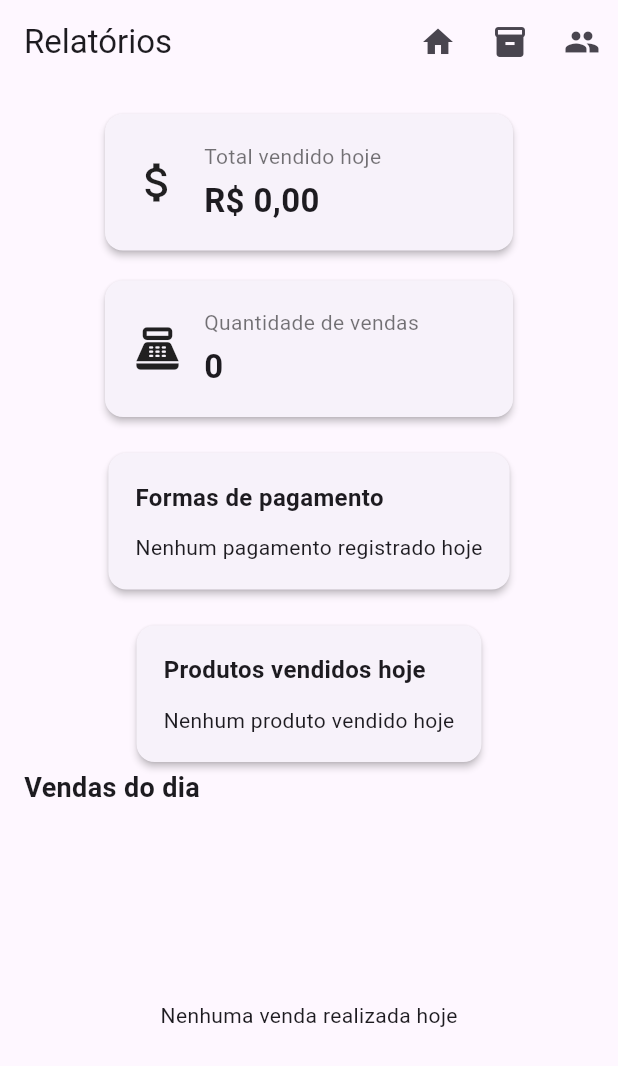
After one commit to jpteixeiraferreira/deposito_agua, a Flutter app: the RelatoriosPage screen opened by its route, on a phone screen of 412 x 824 dp. The commit adds this screen. Shown: the top 1066 px of the screen. Run offline on Flutter 3.47's test engine with Material 3 defaults, Android fonts, the phone set to English and light mode, and no system bars; our stand-ins replace flutter_dotenv, go_router, mask_text_input_formatter, supabase_flutter; accounts and stored records are empty.

Commit message:
feat: Criando tela de relatórios

```diff
--- a/lib/core/routes.dart
+++ b/lib/core/routes.dart
@@ -3,6 +3,7 @@ import '../features/home/pages/home_page.dart';
 import '../features/clientes/pages/clientes_page.dart';
 import '../features/produtos/pages/produtos_page.dart';
 import '../features/vendas/pages/vendas_page.dart';
+import '../features/relatorios/pages/relatorios_page.dart';
 
 final router = GoRouter(
   routes: [
@@ -16,5 +17,9 @@ final router = GoRouter(
       builder: (context, state) => const ProdutosPage(),
     ),
     GoRoute(path: '/vendas', builder: (context, state) => const VendasPage()),
+    GoRoute(
+      path: '/relatorios',
+      builder: (context, state) => const RelatoriosPage(),
+    ),
   ],
 );
--- /dev/null
+++ b/lib/features/relatorios/pages/relatorios_page.dart
@@ -0,0 +1,325 @@
+import 'package:flutter/material.dart';
+
+import '../../../core/widgets/app_top_bar.dart';
+import '../repositories/relatorio_repository.dart';
+
+class RelatoriosPage extends StatefulWidget {
+  const RelatoriosPage({super.key});
+
+  @override
+  State<RelatoriosPage> createState() => _RelatoriosPageState();
+}
+
+class _RelatoriosPageState extends State<RelatoriosPage> {
+  final repo = RelatorioRepository();
+
+  bool loading = true;
+
+  List<Map<String, dynamic>> vendas = [];
+  List<Map<String, dynamic>> pagamentos = [];
+  List<Map<String, dynamic>> produtosVendidos = [];
+
+  @override
+  void initState() {
+    super.initState();
+    carregar();
+  }
+
+  Future<void> carregar() async {
+    final vendasData = await repo.buscarVendasDoDia();
+    final pagamentosData = await repo.buscarPagamentosDoDia();
+    final produtosData = await repo.buscarProdutosVendidosDoDia();
+
+    if (!mounted) return;
+
+    setState(() {
+      vendas = vendasData;
+      pagamentos = pagamentosData;
+      produtosVendidos = produtosData;
+      loading = false;
+    });
+  }
+
+  Map<String, Map<String, double>> get resumoProdutos {
+    final mapa = <String, Map<String, double>>{};
+
+    for (final item in produtosVendidos) {
+      final produto = item['produtos'];
+      final nome = produto != null
+          ? produto['descricao'].toString()
+          : 'Produto';
+
+      final qtd = ((item['quantidade'] as num?)?.toDouble() ?? 0);
+      final subtotal = ((item['subtotal'] as num?)?.toDouble() ?? 0);
+
+      mapa[nome] ??= {'quantidade': 0, 'total': 0};
+
+      mapa[nome]!['quantidade'] = mapa[nome]!['quantidade']! + qtd;
+      mapa[nome]!['total'] = mapa[nome]!['total']! + subtotal;
+    }
+
+    return mapa;
+  }
+
+  String moeda(double valor) {
+    return 'R\$ ${valor.toStringAsFixed(2).replaceAll('.', ',')}';
+  }
+
+  double get totalVendido {
+    return vendas.fold(
+      0,
+      (soma, venda) => soma + ((venda['total'] as num?)?.toDouble() ?? 0),
+    );
+  }
+
+  Map<String, double> get totaisPorPagamento {
+    final mapa = <String, double>{};
+
+    for (final pagamento in pagamentos) {
+      final tipo = pagamento['tipo'].toString();
+      final valor = ((pagamento['valor'] as num?)?.toDouble() ?? 0);
+
+      mapa[tipo] = (mapa[tipo] ?? 0) + valor;
+    }
+
+    return mapa;
+  }
+
+  String nomeFormaPagamento(String tipo) {
+    switch (tipo) {
+      case 'dinheiro':
+        return 'Dinheiro';
+      case 'pix':
+        return 'Pix';
+      case 'debito':
+        return 'Débito';
+      case 'credito':
+        return 'Crédito';
+      default:
+        return tipo;
+    }
+  }
+
+  Widget cardResumo({
+    required String titulo,
+    required String valor,
+    required IconData icon,
+  }) {
+    return Card(
+      elevation: 2,
+      child: Padding(
+        padding: const EdgeInsets.all(18),
+        child: Row(
+          children: [
+            Icon(icon, size: 34),
+            const SizedBox(width: 14),
+            Column(
+              crossAxisAlignment: CrossAxisAlignment.start,
+              children: [
+                Text(
+                  titulo,
+                  style: const TextStyle(fontSize: 14, color: Colors.black54),
+                ),
+                const SizedBox(height: 4),
+                Text(
+                  valor,
+                  style: const TextStyle(
+                    fontSize: 22,
+                    fontWeight: FontWeight.bold,
+                  ),
+                ),
+              ],
+            ),
+          ],
+        ),
+      ),
+    );
+  }
+
+  Widget resumoPagamentos() {
+    final totais = totaisPorPagamento;
+
+    return Card(
+      elevation: 2,
+      child: Padding(
+        padding: const EdgeInsets.all(18),
+        child: Column(
+          crossAxisAlignment: CrossAxisAlignment.start,
+          children: [
+            const Text(
+              'Formas de pagamento',
+              style: TextStyle(fontSize: 16, fontWeight: FontWeight.bold),
+            ),
+            const SizedBox(height: 12),
+
+            if (totais.isEmpty) const Text('Nenhum pagamento registrado hoje'),
+
+            ...totais.entries.map((entry) {
+              return Padding(
+                padding: const EdgeInsets.only(bottom: 8),
+                child: Row(
+                  mainAxisAlignment: MainAxisAlignment.spaceBetween,
+                  children: [
+                    Text(nomeFormaPagamento(entry.key)),
+                    Text(
+                      moeda(entry.value),
+                      style: const TextStyle(fontWeight: FontWeight.bold),
+                    ),
+                  ],
+                ),
+              );
+            }),
+          ],
+        ),
+      ),
+    );
+  }
+
+  Widget listaVendas() {
+    if (vendas.isEmpty) {
+      return const Center(child: Text('Nenhuma venda realizada hoje'));
+    }
+
+    return ListView.builder(
+      itemCount: vendas.length,
+      itemBuilder: (context, index) {
+        final venda = vendas[index];
+
+        final cliente = venda['clientes'];
+        final nomeCliente = cliente != null
+            ? cliente['nome'].toString()
+            : 'Sem cliente';
+
+        final total = ((venda['total'] as num?)?.toDouble() ?? 0);
+
+        final data = DateTime.tryParse(venda['data_venda'].toString());
+
+        final hora = data == null
+            ? ''
+            : '${data.hour.toString().padLeft(2, '0')}:${data.minute.toString().padLeft(2, '0')}';
+
+        return Card(
+          child: ListTile(
+            leading: const Icon(Icons.receipt_long),
+            title: Text(nomeCliente),
+            subtitle: Text('Horário: $hora'),
+            trailing: Text(
+              moeda(total),
+              style: const TextStyle(fontWeight: FontWeight.bold),
+            ),
+          ),
+        );
+      },
+    );
+  }
+
+  Widget produtosVendidosCard() {
+    final resumo = resumoProdutos.entries.toList()
+      ..sort(
+        (a, b) => b.value['quantidade']!.compareTo(a.value['quantidade']!),
+      );
+
+    return Card(
+      elevation: 2,
+      child: Padding(
+        padding: const EdgeInsets.all(18),
+        child: Column(
+          crossAxisAlignment: CrossAxisAlignment.start,
+          children: [
+            const Text(
+              'Produtos vendidos hoje',
+              style: TextStyle(fontSize: 16, fontWeight: FontWeight.bold),
+            ),
+
+            const SizedBox(height: 12),
+
+            if (resumo.isEmpty) const Text('Nenhum produto vendido hoje'),
+
+            ...resumo.map((entry) {
+              final nome = entry.key;
+              final qtd = entry.value['quantidade'] ?? 0;
+              final total = entry.value['total'] ?? 0;
+
+              return Padding(
+                padding: const EdgeInsets.only(bottom: 8),
+                child: Row(
+                  mainAxisAlignment: MainAxisAlignment.spaceBetween,
+                  children: [
+                    Expanded(child: Text(nome)),
+                    Text(
+                      '${qtd.toStringAsFixed(0)} un. • ${moeda(total)}',
+                      style: const TextStyle(fontWeight: FontWeight.bold),
+                    ),
+                  ],
+                ),
+              );
+            }),
+          ],
+        ),
+      ),
+    );
+  }
+
+  @override
+  Widget build(BuildContext context) {
+    if (loading) {
+      return const Scaffold(
+        appBar: AppTopBar(titulo: 'Relatórios'),
+        body: Center(child: CircularProgressIndicator()),
+      );
+    }
+
+    return Scaffold(
+      appBar: const AppTopBar(titulo: 'Relatórios'),
+      body: Padding(
+        padding: const EdgeInsets.all(16),
+        child: Column(
+          children: [
+            Wrap(
+              spacing: 12,
+              runSpacing: 12,
+              children: [
+                SizedBox(
+                  width: 280,
+                  child: cardResumo(
+                    titulo: 'Total vendido hoje',
+                    valor: moeda(totalVendido),
+                    icon: Icons.attach_money,
+                  ),
+                ),
+                SizedBox(
+                  width: 280,
+                  child: cardResumo(
+                    titulo: 'Quantidade de vendas',
+                    valor: vendas.length.toString(),
+                    icon: Icons.point_of_sale,
+                  ),
+                ),
+              ],
+            ),
+
+            const SizedBox(height: 16),
+
+            resumoPagamentos(),
+
+            const SizedBox(height: 16),
+
+            produtosVendidosCard(),
+
+            const Align(
+              alignment: Alignment.centerLeft,
+              child: Text(
+                'Vendas do dia',
+                style: TextStyle(fontSize: 18, fontWeight: FontWeight.bold),
+              ),
+            ),
+
+            const SizedBox(height: 8),
+
+            Expanded(child: listaVendas()),
+          ],
+        ),
+      ),
+    );
+  }
+}
--- /dev/null
+++ b/lib/features/relatorios/repositories/relatorio_repository.dart
@@ -0,0 +1,77 @@
+import 'package:supabase_flutter/supabase_flutter.dart';
+
+class RelatorioRepository {
+  final supabase = Supabase.instance.client;
+
+  Future<List<Map<String, dynamic>>> buscarVendasDoDia() async {
+    final agora = DateTime.now();
+
+    final inicio = DateTime(agora.year, agora.month, agora.day);
+
+    final fim = inicio.add(const Duration(days: 1));
+
+    final response = await supabase
+        .from('vendas')
+        .select('''
+          id,
+          total,
+          data_venda,
+          cliente_id,
+          clientes:cliente_id (
+            nome
+          )
+        ''')
+        .gte('data_venda', inicio.toIso8601String())
+        .lt('data_venda', fim.toIso8601String())
+        .order('data_venda', ascending: false);
+
+    return List<Map<String, dynamic>>.from(response);
+  }
+
+  Future<List<Map<String, dynamic>>> buscarPagamentosDoDia() async {
+    final agora = DateTime.now();
+
+    final inicio = DateTime(agora.year, agora.month, agora.day);
+
+    final fim = inicio.add(const Duration(days: 1));
+
+    final response = await supabase
+        .from('pagamentos')
+        .select('''
+          tipo,
+          valor,
+          vendas!inner (
+            data_venda
+          )
+        ''')
+        .gte('vendas.data_venda', inicio.toIso8601String())
+        .lt('vendas.data_venda', fim.toIso8601String());
+
+    return List<Map<String, dynamic>>.from(response);
+  }
+
+  Future<List<Map<String, dynamic>>> buscarProdutosVendidosDoDia() async {
+    final agora = DateTime.now();
+
+    final inicio = DateTime(agora.year, agora.month, agora.day);
+
+    final fim = inicio.add(const Duration(days: 1));
+
+    final response = await supabase
+        .from('venda_itens')
+        .select('''
+        quantidade,
+        subtotal,
+        produtos (
+          descricao
+        ),
+        vendas!inner (
+          data_venda
+        )
+      ''')
+        .gte('vendas.data_venda', inicio.toIso8601String())
+        .lt('vendas.data_venda', fim.toIso8601String());
+
+    return List<Map<String, dynamic>>.from(response);
+  }
+}
```
